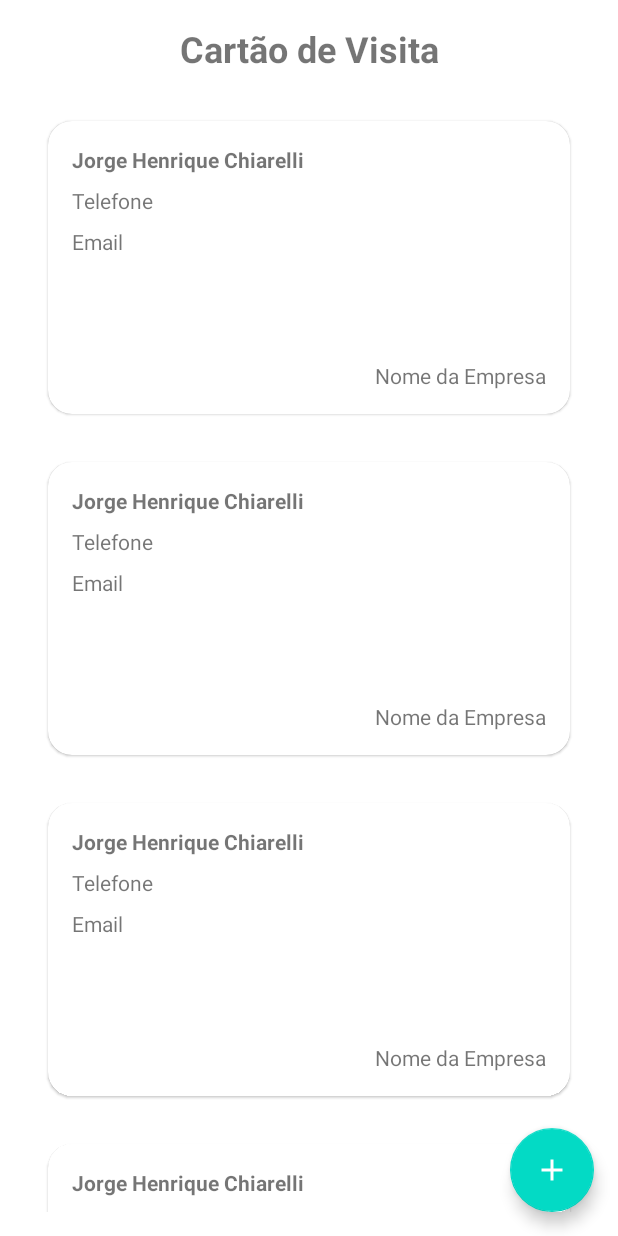
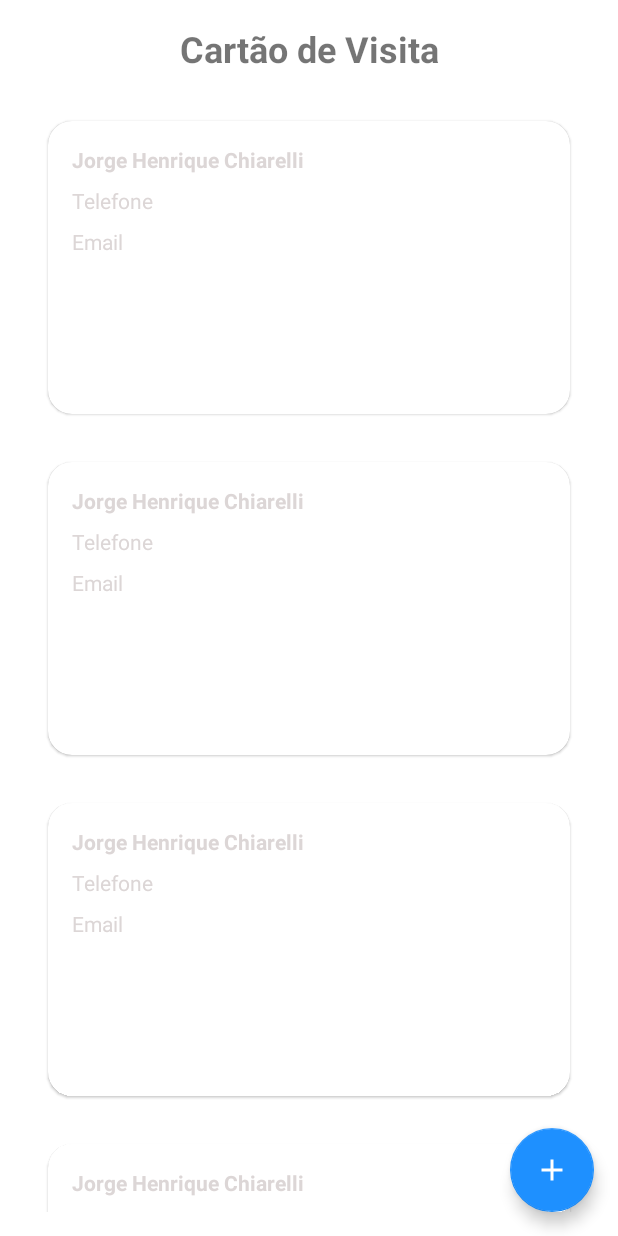
Before and after one commit to jhchiarelli/businesscard, an Android app: the layout activity_main.xml on its own in the app's theme, with its tools: preview values and no code run, on a phone screen of 412 x 824 dp. Run offline under Robolectric (Android 15) with nearby library versions, the phone set to English and light mode, and no system bars.

Commit message:
Add function new card and list cards

```diff
--- a/app/src/main/java/br/com/dio/businesscard/App.kt
+++ b/app/src/main/java/br/com/dio/businesscard/App.kt
@@ -1,6 +1,10 @@
 package br.com.dio.businesscard
 
 import android.app.Application
+import br.com.dio.businesscard.data.AppDatabase
+import br.com.dio.businesscard.data.BusinessCardRepository
 
 class App: Application() {
+    val database by lazy { AppDatabase.getDatabase(this) }
+    val repository by lazy { BusinessCardRepository(database.businessDao()) }
 }
--- a/app/src/main/res/layout/activity_main.xml
+++ b/app/src/main/res/layout/activity_main.xml
@@ -19,7 +19,7 @@
         app:layout_constraintTop_toTopOf="parent" />
 
     <androidx.recyclerview.widget.RecyclerView
-        android:id="@+id/rc_card"
+        android:id="@+id/rv_cards"
         android:layout_width="match_parent"
         android:layout_height="0dp"
         android:layout_margin="16dp"
@@ -27,7 +27,7 @@
         app:layout_constraintBottom_toBottomOf="parent"
         app:layout_constraintTop_toBottomOf="@id/tv_title"
         tools:itemCount="8"
-        tools:listitem="@layout/item_buisiness_card" />
+        tools:listitem="@layout/item_business_card" />
 
     <com.google.android.material.floatingactionbutton.FloatingActionButton
         android:id="@+id/fab"
--- a/app/src/main/res/layout/item_buisiness_card.xml
+++ b/app/src/main/res/layout/item_business_card.xml
@@ -7,6 +7,7 @@
     android:layout_height="wrap_content">
 
     <com.google.android.material.card.MaterialCardView
+        android:id="@+id/mcv_content"
         android:layout_width="match_parent"
         android:layout_height="0dp"
         android:layout_margin="16dp"
@@ -33,6 +34,7 @@
                 android:layout_width="wrap_content"
                 android:layout_height="wrap_content"
                 android:textStyle="bold"
+                android:textColor="@color/gray_light"
                 app:layout_constraintStart_toStartOf="parent"
                 app:layout_constraintTop_toTopOf="parent"
                 tools:text="Jorge Henrique Chiarelli" />
@@ -41,6 +43,7 @@
                 android:id="@+id/tv_phone"
                 android:layout_width="wrap_content"
                 android:layout_height="wrap_content"
+                android:textColor="@color/gray_light"
                 android:layout_marginTop="8dp"
                 app:layout_constraintStart_toStartOf="parent"
                 app:layout_constraintTop_toBottomOf="@+id/tv_name"
@@ -51,6 +54,7 @@
                 android:layout_width="wrap_content"
                 android:layout_height="wrap_content"
                 android:layout_marginTop="8dp"
+                android:textColor="@color/gray_light"
                 app:layout_constraintStart_toStartOf="parent"
                 app:layout_constraintTop_toBottomOf="@+id/tv_phone"
                 tools:text="Email" />
@@ -60,6 +64,7 @@
                 android:layout_width="wrap_content"
                 android:layout_height="wrap_content"
                 android:layout_marginTop="8dp"
+                android:textColor="@color/white"
                 app:layout_constraintEnd_toEndOf="parent"
                 app:layout_constraintBottom_toBottomOf="parent"
                 tools:text="Nome da Empresa" />
--- a/app/src/main/res/values-night/themes.xml
+++ b/app/src/main/res/values-night/themes.xml
@@ -6,8 +6,8 @@
         <item name="colorPrimaryVariant">@color/purple_700</item>
         <item name="colorOnPrimary">@color/black</item>
         <!-- Secondary brand color. -->
-        <item name="colorSecondary">@color/teal_200</item>
-        <item name="colorSecondaryVariant">@color/teal_200</item>
+        <item name="colorSecondary">@color/blue_200</item>
+        <item name="colorSecondaryVariant">@color/blue_200</item>
         <item name="colorOnSecondary">@color/black</item>
         <!-- Status bar color. -->
         <item name="android:statusBarColor" tools:targetApi="l">?attr/colorPrimaryVariant</item>
--- a/app/src/main/res/values/colors.xml
+++ b/app/src/main/res/values/colors.xml
@@ -3,8 +3,9 @@
     <color name="purple_200">#FFBB86FC</color>
     <color name="purple_500">#FF6200EE</color>
     <color name="purple_700">#FF3700B3</color>
-    <color name="teal_200">#FF03DAC5</color>
-    <color name="teal_700">#FF018786</color>
+    <color name="blue_200">#1E90FF</color>
+    <color name="blue_700">#4169E1</color>
     <color name="black">#FF000000</color>
     <color name="white">#FFFFFFFF</color>
+    <color name="gray_light">#DCD6D6</color>
 </resources>
--- a/app/src/main/res/values/strings.xml
+++ b/app/src/main/res/values/strings.xml
@@ -8,4 +8,5 @@
     <string name="label_company">Empresa</string>
     <string name="label_color">Cor</string>
     <string name="label_btn_confirm">Confirmar</string>
+    <string name="label_show_sucess">Cadastro efetuado com sucesso</string>
 </resources>
--- a/app/src/main/res/values/themes.xml
+++ b/app/src/main/res/values/themes.xml
@@ -6,8 +6,8 @@
         <item name="colorPrimaryVariant">@color/purple_700</item>
         <item name="colorOnPrimary">@color/white</item>
         <!-- Secondary brand color. -->
-        <item name="colorSecondary">@color/teal_200</item>
-        <item name="colorSecondaryVariant">@color/teal_700</item>
+        <item name="colorSecondary">@color/blue_200</item>
+        <item name="colorSecondaryVariant">@color/blue_700</item>
         <item name="colorOnSecondary">@color/white</item>
         <!-- Status bar color. -->
         <item name="android:statusBarColor" tools:targetApi="l">?attr/colorPrimaryVariant</item>
```
Also changed, not shown: app/src/main/java/br/com/dio/businesscard/data/AppDatabase.kt (added, +31 -0 lines), app/src/main/java/br/com/dio/businesscard/data/BusinessCard.kt (added, +15 -0 lines), app/src/main/java/br/com/dio/businesscard/data/BusinessCardDao.kt (added, +18 -0 lines), app/src/main/java/br/com/dio/businesscard/data/BusinessCardRepository.kt (added, +16 -0 lines), app/src/main/java/br/com/dio/businesscard/ui/AddBusinessCardActivity.kt (+19 -1 lines), app/src/main/java/br/com/dio/businesscard/ui/BusinessCardAdapter.kt (added, +49 -0 lines), app/src/main/java/br/com/dio/businesscard/ui/MainActivity.kt (+16 -0 lines), app/src/main/java/br/com/dio/businesscard/ui/MainViewModel.kt (added, +29 -0 lines), app/src/main/res/layout/activity_add_business_card.xml (+5 -4 lines).
